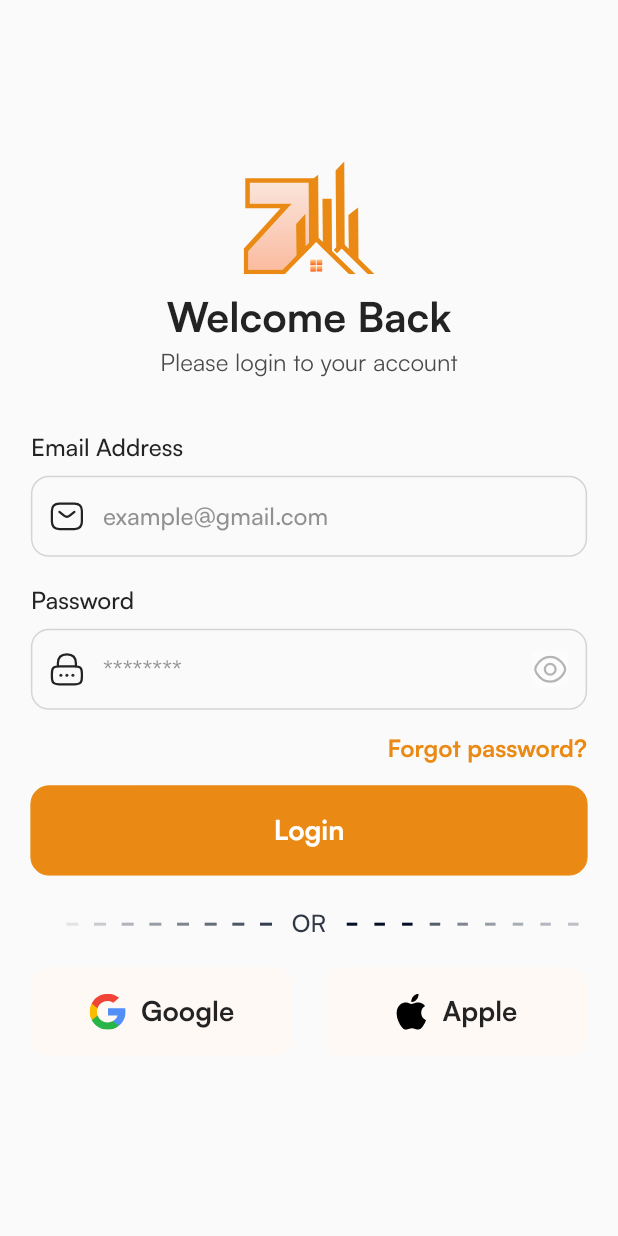
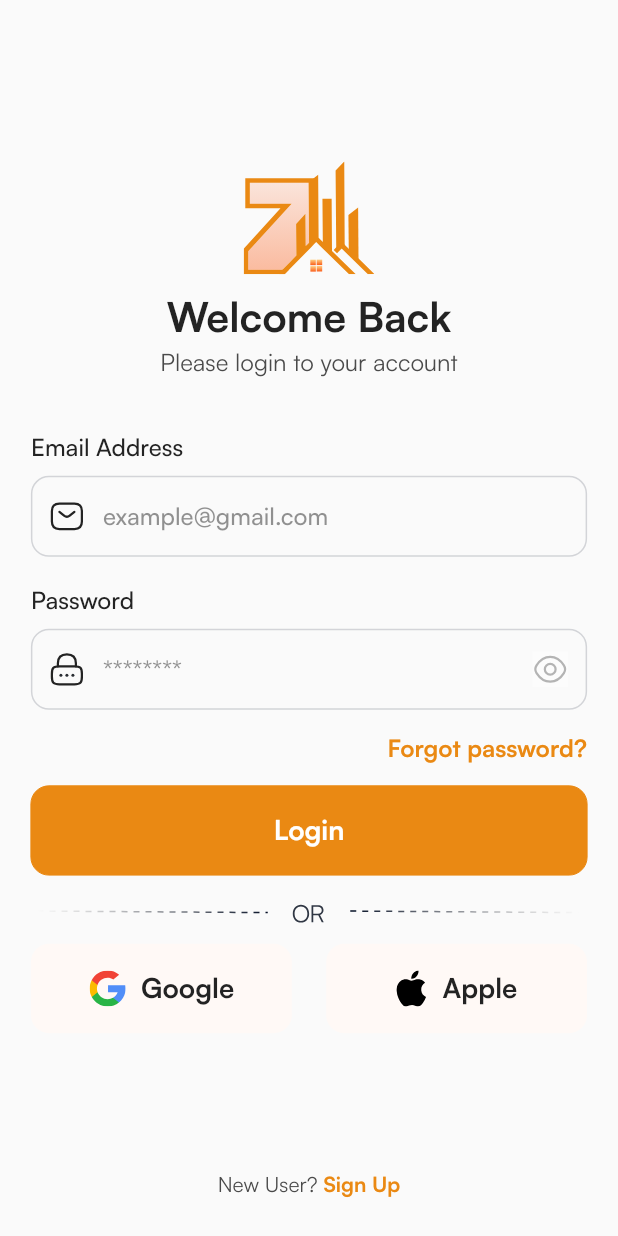
Before and after one commit to Naveen5309/Zrayo, a Flutter app: the LoginView screen opened by its route, on a phone screen of 412 x 824 dp. Run offline on Flutter 3.47's test engine with Material 3 defaults, Android fonts, the phone set to English and light mode, and no system bars; our stand-ins replace bot_toast, cached_network_image, connectivity_plus, dio, dropdown_button2, equatable and 9 more; missing offline and left inert: syncfusion_flutter_core; accounts and stored records are empty.

```diff
--- a/lib/config/app_strings.dart
+++ b/lib/config/app_strings.dart
@@ -151,6 +151,9 @@ abstract final class AppString {
   static const String update = "Update";
   static const String setting = "Setting";
   static const String freeTriall = "Free trial";
+  static const String searchResults = "Search Results";
+  static const String reset = "Reset";
+  static const String apply = "Apply";
 
 // static const String mMYY = "MM/YY";
 
--- a/lib/config/app_utils.dart
+++ b/lib/config/app_utils.dart
@@ -9,8 +9,25 @@ import 'helper.dart';
 
 class Utils {
   Utils._();
- static double cardWidth(BuildContext context) => screenWidth(context) / 3.2;
- static double cardHeight(BuildContext context) => screenHeight(context) / 3.75;
+
+  static BoxDecoration boxDecoWithShadow({double? borderRadius}) {
+    return BoxDecoration(
+      borderRadius: BorderRadius.circular(borderRadius??14),
+      color: AppColor.whiteFFFFFF,
+      boxShadow: [
+        BoxShadow(
+          color: AppColor.black232323.withValues(alpha: 0.1),
+          blurRadius: 1,
+          spreadRadius: 1,
+        ),
+      ],
+    );
+  }
+
+  static double cardWidth(BuildContext context) => screenWidth(context) / 3.2;
+
+  static double cardHeight(BuildContext context) =>
+      screenHeight(context) / 3.75;
 
   static Future<bool> hasNetwork({bool? showToast}) async {
     var connectivityResult = await Connectivity().checkConnectivity();
@@ -80,8 +97,11 @@ class Utils {
       isScrollControlled: isScrolled,
       builder: (context) {
         return Padding(
-          padding: EdgeInsets.only(
-              bottom: MediaQuery.of(context).viewInsets.bottom),
+          padding:
+          EdgeInsets.only(bottom: MediaQuery
+              .of(context)
+              .viewInsets
+              .bottom),
           child: CustomBottomSheet(
             content: widget,
             mainAxisSize: mainSize ?? MainAxisSize.min,
--- a/lib/config/assets.dart
+++ b/lib/config/assets.dart
@@ -95,4 +95,5 @@ class Assets {
   static const String propertyHouseIcon = 'assets/icons/property_type_icons/house_icon.svg';
   static const String propertyLandIcon = 'assets/icons/property_type_icons/land_icon.svg';
   static const String propertyRentalApartment1 = 'assets/icons/property_type_icons/rental_apartment1.svg';
+  static const String loginOr = 'assets/icons/login_or.svg';
 }
--- a/lib/core/utils/routing/routes.dart
+++ b/lib/core/utils/routing/routes.dart
@@ -24,4 +24,6 @@ class Routes {
   static const String aboutUs = '/aboutUs';
   static const String chatView = '/chatView';
   static const String searchPropertyView = '/searchPropertyView';
+  static const String searchResultsView = '/searchResultsView';
+  static const String customFilterScreen = '/customFilterScreen';
 }
--- a/lib/core/utils/routing/routes_generator.dart
+++ b/lib/core/utils/routing/routes_generator.dart
@@ -10,7 +10,9 @@ import 'package:zrayo_flutter/feature/auth/presentation/views/otp_verification_v
 import 'package:zrayo_flutter/feature/auth/presentation/views/sign_up_view.dart';
 import 'package:zrayo_flutter/feature/dashboard/presentation/view/dashboard.dart';
 import 'package:zrayo_flutter/feature/dashboard/presentation/view/notification_view.dart';
+import 'package:zrayo_flutter/feature/home/presentation/view/custom_filter_screen.dart';
 import 'package:zrayo_flutter/feature/home/presentation/view/search_properties/search_property_view.dart';
+import 'package:zrayo_flutter/feature/home/presentation/view/search_properties/search_results_view.dart';
 import 'package:zrayo_flutter/feature/messages/presentation/view/chat_view/chat_view_main.dart';
 import 'package:zrayo_flutter/feature/setting/presentation/view/about_us_view.dart';
 import 'package:zrayo_flutter/feature/setting/presentation/view/bank_details.dart';
@@ -89,6 +91,11 @@ class RouteGenerator {
       case Routes.searchPropertyView:
         return _fadeTransitionRoute(const SearchPropertyView());
 
+   case Routes.searchResultsView:
+        return _fadeTransitionRoute(const SearchResultsView());
+case Routes.customFilterScreen:
+        return _fadeTransitionRoute(const CustomFilterScreen());
+
 
       default:
         return MaterialPageRoute(builder: (_) => const ErrorRoute());
--- a/lib/feature/auth/presentation/views/login_view.dart
+++ b/lib/feature/auth/presentation/views/login_view.dart
@@ -68,10 +68,10 @@ class LoginView extends ConsumerWidget {
                     onTap: () => offAllNamed(context, Routes.dashboard),
                   ),
                   yHeight(context.height * 0.02),
-                  dottedOrDivider(context),
+                  SvgPicture.asset(Assets.loginOr),
                   yHeight(context.height * 0.015),
                   customSocialMediaSection(),
-                  yHeight(context.height * 0.14),
+                  yHeight(context.height * 0.11),
                   Text.rich(
                     TextSpan(
                       text: "${AppString.newUser} ",
@@ -142,52 +142,6 @@ Widget formsFieldsSection(LoginNotifier loginNotifier) {
   );
 }
 
-Widget dottedOrDivider(BuildContext context) {
-  return Padding(
-    padding: EdgeInsets.symmetric(
-      vertical: MediaQuery.of(context).size.height * .01,
-    ),
-    child: Row(
-      children: [
-        Expanded(
-          child: Row(
-            mainAxisAlignment: MainAxisAlignment.spaceAround,
-            children: List.generate(9, (index) {
-              return Container(
-                width: 8,
-                height: 2,
-                margin: const EdgeInsets.symmetric(horizontal: 4),
-                color: Color(0xff040F25)
-                    .withValues(alpha: index != 8 ? index / 10 : 0.8),
-              );
-            }),
-          ),
-        ),
-        Padding(
-          padding: const EdgeInsets.symmetric(horizontal: 8),
-          child: AppText(
-            text: AppString.or,
-            color: AppColor.blue303744,
-          ),
-        ),
-        Expanded(
-          child: Row(
-            mainAxisAlignment: MainAxisAlignment.spaceAround,
-            children: List.generate(9, (index) {
-              return Container(
-                width: 7,
-                height: 2,
-                margin: const EdgeInsets.symmetric(horizontal: 4),
-                color: Color(0xff040F25).withValues(alpha: 20 / (index * 10)),
-              );
-            }),
-          ),
-        ),
-        // ),
-      ],
-    ),
-  );
-}
 
 Widget customSocialMediaSection() {
   return Row(
--- a/lib/feature/home/presentation/providers/state_notifiers/customer_side_search_notifier.dart
+++ b/lib/feature/home/presentation/providers/state_notifiers/customer_side_search_notifier.dart
@@ -9,6 +9,7 @@ class CustomerSideSearchNotifier
   CustomerSideSearchNotifier() : super(CustomerSideSearchInitial());
 
   PropertyTypesEnum selectedPropertyType = PropertyTypesEnum.rentalApartment;
+  int priceRange = 5000;
   List<Map<String, dynamic>> propertyTypeList = [
     {
       "title": "Short Term Rental Apartment",
@@ -41,4 +42,9 @@ class CustomerSideSearchNotifier
     selectedPropertyType = type;
     state = CustomerSideSearchPageRefresh();
   }
+
+  void updatePriceRange(value) {
+    priceRange = value;
+    state = CustomerSideSearchPageRefresh();
+  }
 }
--- a/lib/feature/setting/presentation/view/setting_view.dart
+++ b/lib/feature/setting/presentation/view/setting_view.dart
@@ -68,7 +68,7 @@ class SettingView extends StatelessWidget {
                   ),
                   SettingTile(
                     onTap: () {
-                      offAllNamed(context, Routes.loginView);
+                      offAllNamed(context, Routes.chooseInterfaceView);
                       toast(
                           msg: "User successfully logged out", isError: false);
                     },
--- a/pubspec.yaml
+++ b/pubspec.yaml
@@ -49,6 +49,7 @@ dependencies:
   image_picker: ^1.1.2
   dropdown_button2: ^2.3.9
   pinput: ^5.0.1
+  syncfusion_flutter_sliders: ^28.2.12
 
 dev_dependencies:
   flutter_test:
```
Also changed, not shown: lib/feature/home/presentation/view/custom_filter_screen.dart (added, +89 -0 lines), lib/feature/home/presentation/view/customer_home_view.dart (+10 -6 lines), lib/feature/home/presentation/view/search_properties/price_slider.dart (added, +113 -0 lines), lib/feature/home/presentation/view/search_properties/search_property_view.dart (+22 -15 lines), lib/feature/home/presentation/view/search_properties/search_results_view.dart (added, +37 -0 lines), assets/icons/login_or.svg (added), pubspec.lock.
